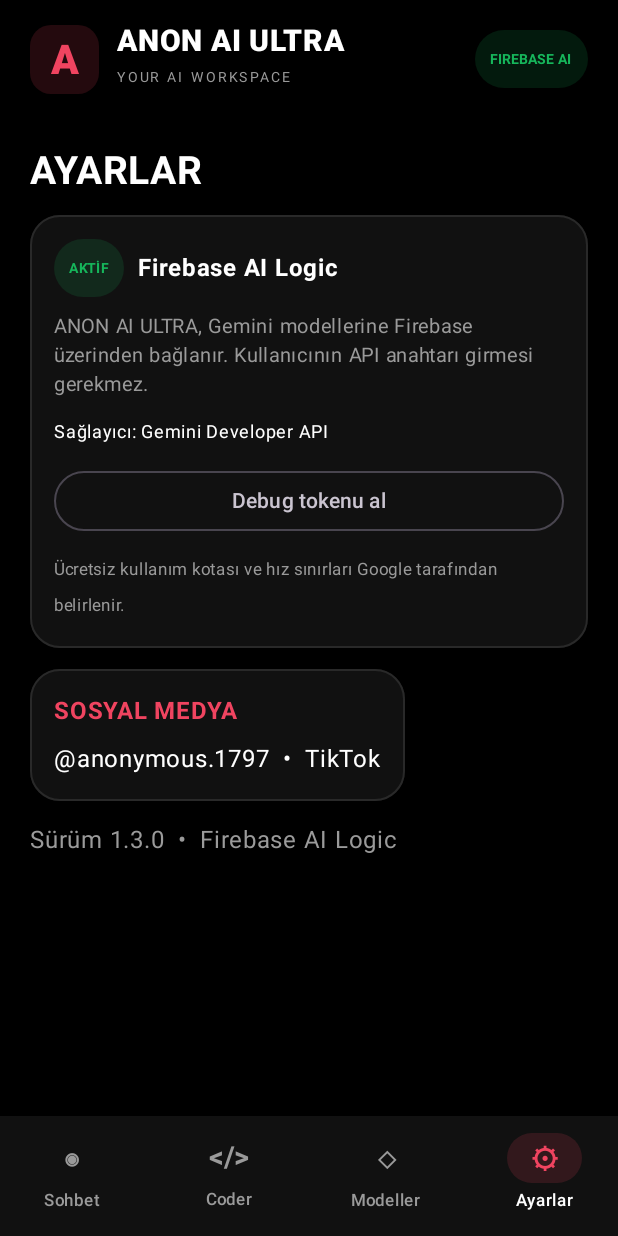
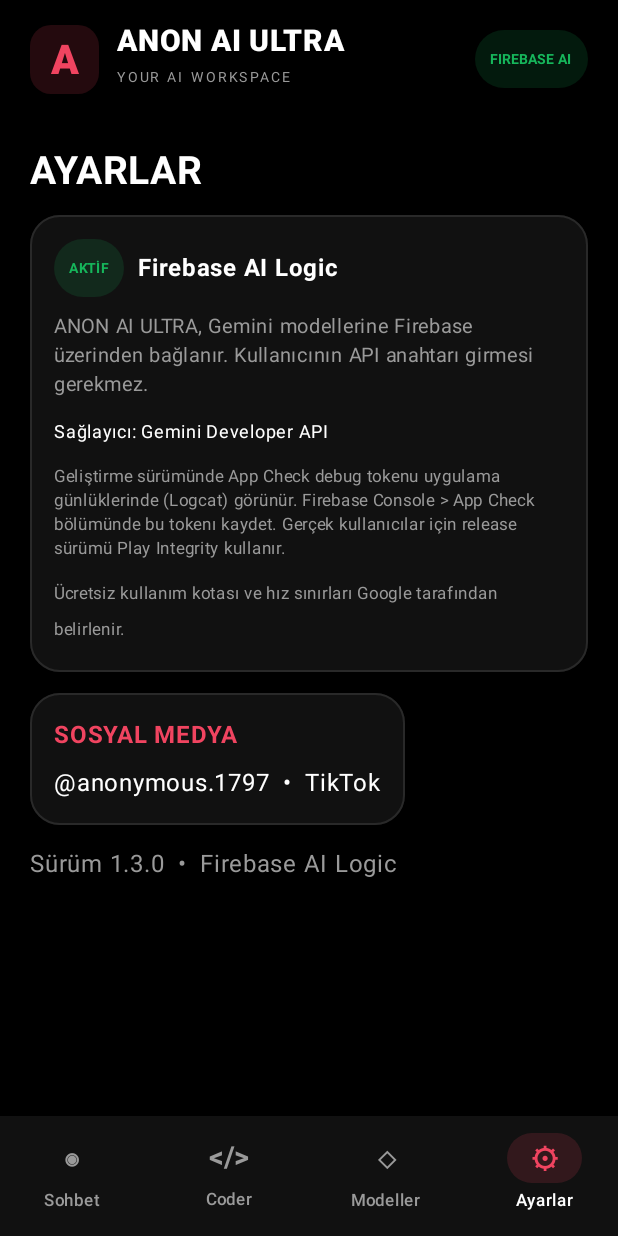
Before and after one commit to furkanmeyra2173-create/ANON-AI-ULTRA, an Android app built with Jetpack Compose: the screen it shows after launch (MainActivity), item 4 of the bottom bar chosen, on a phone screen of 412 x 824 dp. Run offline under Robolectric (Android 15) with nearby library versions, the phone set to English and light mode, and no system bars; 1 statement that could not run was skipped.

Commit message:
Fix Gemini models, coder provider label, and App Check debug-token guidance

```diff
--- a/app/src/main/java/com/anonai/ultra/MainActivity.kt
+++ b/app/src/main/java/com/anonai/ultra/MainActivity.kt
@@ -59,8 +59,8 @@ private data class AiModel(
 )
 
 private val models = listOf(
-    AiModel("Gemini 3.5 Flash", "Firebase AI", "Sohbet ve kodlama", "Firebase üzerinden Google Gemini hızlı model.", "gemini-3.5-flash"),
-    AiModel("Gemini 3.5 Flash Lite", "Firebase AI", "Hızlı sohbet", "Daha hafif Gemini modeli.", "gemini-3.5-flash-lite")
+    AiModel("Gemini 3.8 Flash", "Firebase AI", "Sohbet ve kodlama", "Firebase üzerinden güncel Google Gemini hızlı model.", "gemini-3.8-flash"),
+    AiModel("Gemini 3.5 Flash Lite", "Firebase AI", "Hızlı ve hafif sohbet", "Daha düşük maliyetli ve hızlı Gemini modeli.", "gemini-3.5-flash-lite")
 )
 
 class MainActivity : ComponentActivity() {
@@ -309,7 +309,7 @@ private fun CoderScreen() {
                     Spacer(Modifier.width(10.dp))
                     Column(Modifier.weight(1f)) {
                         Text("AI Coding Assistant", color = White, fontSize = 17.sp, fontWeight = FontWeight.Bold)
-                        Text("Model: Groq • Llama 3.1 8B Instant", color = Muted, fontSize = 12.sp)
+                        Text("Model: Firebase AI • Gemini 3.8 Flash", color = Muted, fontSize = 12.sp)
                     }
                     Pill(if (loading) "ÇALIŞIYOR" else "READY", Green)
                 }
@@ -406,7 +406,6 @@ private fun ModelsScreen(selected: String, onSelect: (String) -> Unit) {
 @Composable
 private fun SettingsScreen() {
     val context = LocalContext.current
-    var debugToken by remember { mutableStateOf("") }
     Column(
         Modifier.fillMaxSize().verticalScroll(rememberScrollState()).padding(20.dp),
         verticalArrangement = Arrangement.spacedBy(14.dp)
@@ -428,17 +427,10 @@ private fun SettingsScreen() {
                     color = Muted, fontSize = 13.sp, lineHeight = 19.sp
                 )
                 Text("Sağlayıcı: Gemini Developer API", color = White, fontSize = 12.sp)
-                OutlinedButton(
-                    onClick = {
-                        AppCheckDebugToken.request { debugToken = it }
-                    },
-                    modifier = Modifier.fillMaxWidth()
-                ) { Text("Debug tokenu al") }
-                if (debugToken.isNotBlank()) {
-                    SelectionContainer {
-                        Text(debugToken, color = Green, fontSize = 11.sp)
-                    }
-                }
+                Text(
+                    "Geliştirme sürümünde App Check debug tokenu uygulama günlüklerinde (Logcat) görünür. Firebase Console > App Check bölümünde bu tokenı kaydet. Gerçek kullanıcılar için release sürümü Play Integrity kullanır.",
+                    color = Muted, fontSize = 11.sp, lineHeight = 16.sp
+                )
                 Text("Ücretsiz kullanım kotası ve hız sınırları Google tarafından belirlenir.", color = Muted, fontSize = 11.sp)
             }
         }
```
